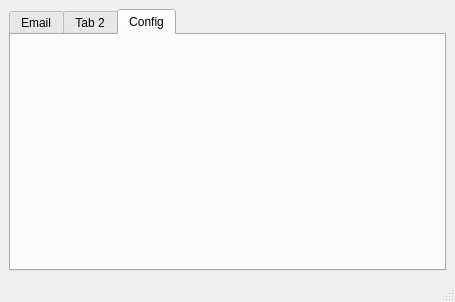
Above: sendemailspage.ui from Kaio1394/Send-emails before the change. Below: the same form after it.
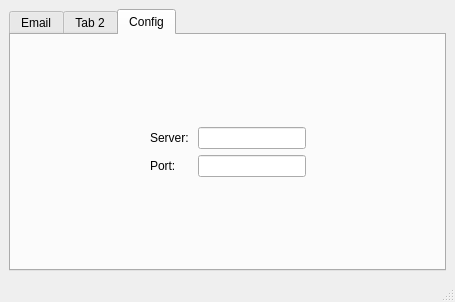
That is the form after the change.

Patch:
```diff
--- a/sendemailspage.ui
+++ b/sendemailspage.ui
@@ -34,6 +34,92 @@
        <attribute name="title">
         <string>Config</string>
        </attribute>
+       <layout class="QVBoxLayout" name="verticalLayout_3">
+        <item>
+         <layout class="QVBoxLayout" name="verticalLayout_2">
+          <item>
+           <spacer name="verticalSpacer_2">
+            <property name="orientation">
+             <enum>Qt::Orientation::Vertical</enum>
+            </property>
+            <property name="sizeHint" stdset="0">
+             <size>
+              <width>20</width>
+              <height>40</height>
+             </size>
+            </property>
+           </spacer>
+          </item>
+          <item>
+           <layout class="QHBoxLayout" name="horizontalLayout">
+            <item>
+             <spacer name="horizontalSpacer_2">
+              <property name="orientation">
+               <enum>Qt::Orientation::Horizontal</enum>
+              </property>
+              <property name="sizeHint" stdset="0">
+               <size>
+                <width>40</width>
+                <height>20</height>
+               </size>
+              </property>
+             </spacer>
+            </item>
+            <item>
+             <layout class="QFormLayout" name="formLayout">
+              <item row="0" column="0">
+               <widget class="QLabel" name="label">
+                <property name="text">
+                 <string>Server: </string>
+                </property>
+               </widget>
+              </item>
+              <item row="0" column="1">
+               <widget class="QLineEdit" name="lineEdit"/>
+              </item>
+              <item row="1" column="0">
+               <widget class="QLabel" name="label_2">
+                <property name="text">
+                 <string>Port: </string>
+                </property>
+               </widget>
+              </item>
+              <item row="1" column="1">
+               <widget class="QLineEdit" name="lineEdit_2"/>
+              </item>
+             </layout>
+            </item>
+            <item>
+             <spacer name="horizontalSpacer">
+              <property name="orientation">
+               <enum>Qt::Orientation::Horizontal</enum>
+              </property>
+              <property name="sizeHint" stdset="0">
+               <size>
+                <width>40</width>
+                <height>20</height>
+               </size>
+              </property>
+             </spacer>
+            </item>
+           </layout>
+          </item>
+          <item>
+           <spacer name="verticalSpacer">
+            <property name="orientation">
+             <enum>Qt::Orientation::Vertical</enum>
+            </property>
+            <property name="sizeHint" stdset="0">
+             <size>
+              <width>20</width>
+              <height>40</height>
+             </size>
+            </property>
+           </spacer>
+          </item>
+         </layout>
+        </item>
+       </layout>
       </widget>
      </widget>
     </item>
```
